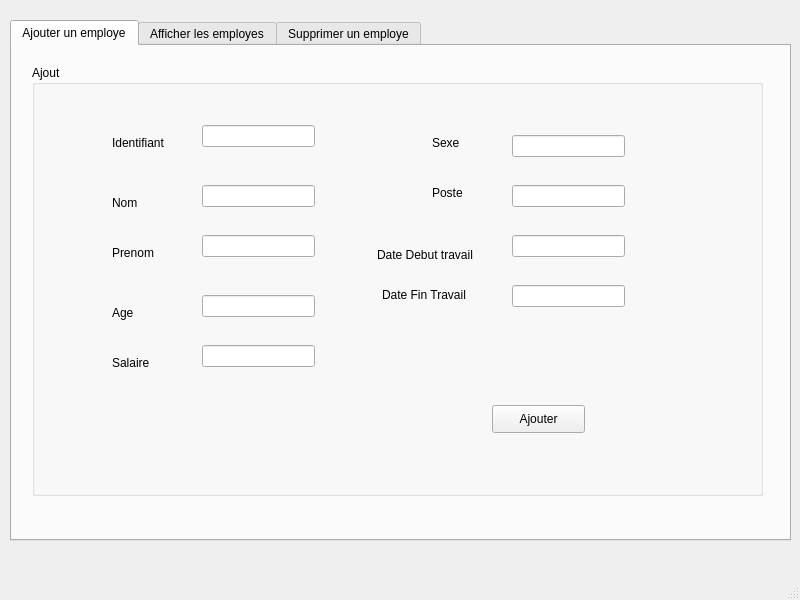
The window that mainwindow.ui (nourheneee/Smart_Recruting_Help_Centre_2A20) describes before a commit, drawn with Qt 5.
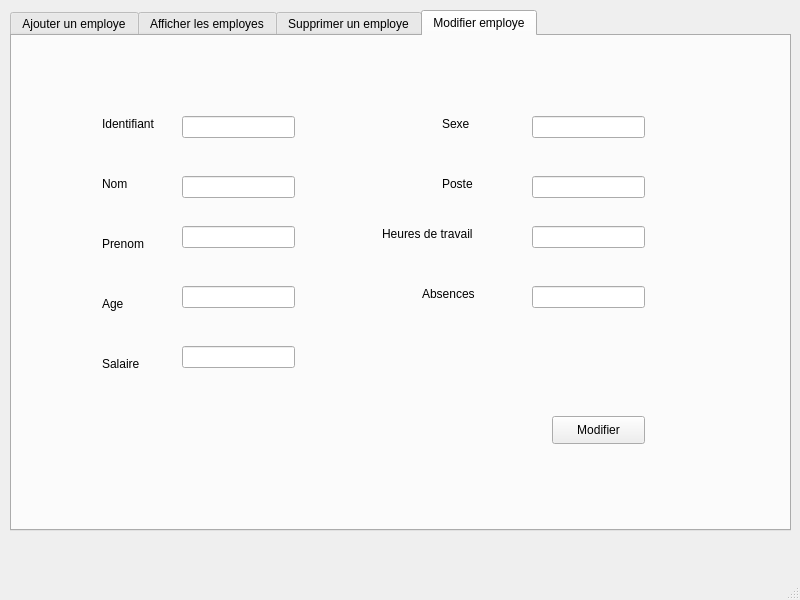
The same window after the commit.

What changed in the file:
```diff
--- a/mainwindow.ui
+++ b/mainwindow.ui
@@ -18,13 +18,13 @@
     <property name="geometry">
      <rect>
       <x>10</x>
-      <y>20</y>
+      <y>10</y>
       <width>781</width>
       <height>521</height>
      </rect>
     </property>
     <property name="currentIndex">
-     <number>0</number>
+     <number>3</number>
     </property>
     <widget class="QWidget" name="tab">
      <attribute name="title">
@@ -45,10 +45,10 @@
       <widget class="QLabel" name="label">
        <property name="geometry">
         <rect>
-         <x>80</x>
+         <x>75</x>
          <y>70</y>
-         <width>56</width>
-         <height>16</height>
+         <width>61</width>
+         <height>20</height>
         </rect>
        </property>
        <property name="text">
@@ -120,32 +120,6 @@
         <string>Poste</string>
        </property>
       </widget>
-      <widget class="QLabel" name="label_7">
-       <property name="geometry">
-        <rect>
-         <x>345</x>
-         <y>180</y>
-         <width>111</width>
-         <height>20</height>
-        </rect>
-       </property>
-       <property name="text">
-        <string>Date Debut travail</string>
-       </property>
-      </widget>
-      <widget class="QLabel" name="label_8">
-       <property name="geometry">
-        <rect>
-         <x>350</x>
-         <y>220</y>
-         <width>111</width>
-         <height>20</height>
-        </rect>
-       </property>
-       <property name="text">
-        <string>Date Fin Travail</string>
-       </property>
-      </widget>
       <widget class="QLineEdit" name="le_id">
        <property name="geometry">
         <rect>
@@ -209,26 +183,6 @@
         </rect>
        </property>
       </widget>
-      <widget class="QLineEdit" name="le_date_debut_travail">
-       <property name="geometry">
-        <rect>
-         <x>480</x>
-         <y>170</y>
-         <width>113</width>
-         <height>22</height>
-        </rect>
-       </property>
-      </widget>
-      <widget class="QLineEdit" name="le_date_fin_travail">
-       <property name="geometry">
-        <rect>
-         <x>480</x>
-         <y>220</y>
-         <width>113</width>
-         <height>22</height>
-        </rect>
-       </property>
-      </widget>
       <widget class="QPushButton" name="pb_ajouter">
        <property name="geometry">
         <rect>
@@ -265,6 +219,52 @@
         </rect>
        </property>
       </widget>
+      <widget class="QLabel" name="label_7">
+       <property name="geometry">
+        <rect>
+         <x>345</x>
+         <y>170</y>
+         <width>101</width>
+         <height>20</height>
+        </rect>
+       </property>
+       <property name="text">
+        <string>Heures de travail</string>
+       </property>
+      </widget>
+      <widget class="QLabel" name="label_8">
+       <property name="geometry">
+        <rect>
+         <x>395</x>
+         <y>210</y>
+         <width>61</width>
+         <height>20</height>
+        </rect>
+       </property>
+       <property name="text">
+        <string>Absences</string>
+       </property>
+      </widget>
+      <widget class="QLineEdit" name="le_heures_de_travail">
+       <property name="geometry">
+        <rect>
+         <x>480</x>
+         <y>170</y>
+         <width>113</width>
+         <height>22</height>
+        </rect>
+       </property>
+      </widget>
+      <widget class="QLineEdit" name="le_absences">
+       <property name="geometry">
+        <rect>
+         <x>480</x>
+         <y>210</y>
+         <width>113</width>
+         <height>22</height>
+        </rect>
+       </property>
+      </widget>
      </widget>
     </widget>
     <widget class="QWidget" name="tab_2">
@@ -276,6 +276,267 @@
      <attribute name="title">
       <string>Supprimer un employe</string>
      </attribute>
+     <widget class="QLabel" name="label_10">
+      <property name="geometry">
+       <rect>
+        <x>80</x>
+        <y>90</y>
+        <width>71</width>
+        <height>16</height>
+       </rect>
+      </property>
+      <property name="text">
+       <string>Identifiant</string>
+      </property>
+     </widget>
+     <widget class="QLineEdit" name="le_id_supp">
+      <property name="geometry">
+       <rect>
+        <x>210</x>
+        <y>90</y>
+        <width>113</width>
+        <height>22</height>
+       </rect>
+      </property>
+     </widget>
+     <widget class="QPushButton" name="pb_supprimer">
+      <property name="geometry">
+       <rect>
+        <x>180</x>
+        <y>180</y>
+        <width>93</width>
+        <height>28</height>
+       </rect>
+      </property>
+      <property name="text">
+       <string>Supprimer</string>
+      </property>
+     </widget>
+    </widget>
+    <widget class="QWidget" name="tab_4">
+     <attribute name="title">
+      <string>Modifier employe</string>
+     </attribute>
+     <widget class="QPushButton" name="pb_modifier">
+      <property name="geometry">
+       <rect>
+        <x>540</x>
+        <y>380</y>
+        <width>93</width>
+        <height>28</height>
+       </rect>
+      </property>
+      <property name="text">
+       <string>Modifier</string>
+      </property>
+     </widget>
+     <widget class="QLabel" name="label_11">
+      <property name="geometry">
+       <rect>
+        <x>90</x>
+        <y>80</y>
+        <width>71</width>
+        <height>16</height>
+       </rect>
+      </property>
+      <property name="text">
+       <string>Identifiant</string>
+      </property>
+     </widget>
+     <widget class="QLabel" name="label_12">
+      <property name="geometry">
+       <rect>
+        <x>90</x>
+        <y>140</y>
+        <width>56</width>
+        <height>16</height>
+       </rect>
+      </property>
+      <property name="text">
+       <string>Nom</string>
+      </property>
+     </widget>
+     <widget class="QLabel" name="label_13">
+      <property name="geometry">
+       <rect>
+        <x>90</x>
+        <y>200</y>
+        <width>56</width>
+        <height>16</height>
+       </rect>
+      </property>
+      <property name="text">
+       <string>Prenom</string>
+      </property>
+     </widget>
+     <widget class="QLabel" name="label_14">
+      <property name="geometry">
+       <rect>
+        <x>90</x>
+        <y>260</y>
+        <width>56</width>
+        <height>16</height>
+       </rect>
+      </property>
+      <property name="text">
+       <string>Age</string>
+      </property>
+     </widget>
+     <widget class="QLabel" name="label_15">
+      <property name="geometry">
+       <rect>
+        <x>90</x>
+        <y>320</y>
+        <width>56</width>
+        <height>16</height>
+       </rect>
+      </property>
+      <property name="text">
+       <string>Salaire</string>
+      </property>
+     </widget>
+     <widget class="QLabel" name="label_16">
+      <property name="geometry">
+       <rect>
+        <x>430</x>
+        <y>80</y>
+        <width>56</width>
+        <height>16</height>
+       </rect>
+      </property>
+      <property name="text">
+       <string>Sexe</string>
+      </property>
+     </widget>
+     <widget class="QLabel" name="label_17">
+      <property name="geometry">
+       <rect>
+        <x>430</x>
+        <y>140</y>
+        <width>56</width>
+        <height>16</height>
+       </rect>
+      </property>
+      <property name="text">
+       <string>Poste</string>
+      </property>
+     </widget>
+     <widget class="QLabel" name="label_18">
+      <property name="geometry">
+       <rect>
+        <x>370</x>
+        <y>190</y>
+        <width>101</width>
+        <height>16</height>
+       </rect>
+      </property>
+      <property name="text">
+       <string>Heures de travail</string>
+      </property>
+     </widget>
+     <widget class="QLabel" name="label_19">
+      <property name="geometry">
+       <rect>
+        <x>410</x>
+        <y>250</y>
+        <width>61</width>
+        <height>16</height>
+       </rect>
+      </property>
+      <property name="text">
+       <string>Absences</string>
+      </property>
+     </widget>
+     <widget class="QLineEdit" name="le_id_modifier">
+      <property name="geometry">
+       <rect>
+        <x>170</x>
+        <y>80</y>
+        <width>113</width>
+        <height>22</height>
+       </rect>
+      </property>
+     </widget>
+     <widget class="QLineEdit" name="le_nom_modifier">
+      <property name="geometry">
+       <rect>
+        <x>170</x>
+        <y>140</y>
+        <width>113</width>
+        <height>22</height>
+       </rect>
+      </property>
+     </widget>
+     <widget class="QLineEdit" name="le_prenom_modifier">
+      <property name="geometry">
+       <rect>
+        <x>170</x>
+        <y>190</y>
+        <width>113</width>
+        <height>22</height>
+       </rect>
+      </property>
+     </widget>
+     <widget class="QLineEdit" name="le_age_modifier">
+      <property name="geometry">
+       <rect>
+        <x>170</x>
+        <y>250</y>
+        <width>113</width>
+        <height>22</height>
+       </rect>
+      </property>
+     </widget>
+     <widget class="QLineEdit" name="le_salaire_modifier">
+      <property name="geometry">
+       <rect>
+        <x>170</x>
+        <y>310</y>
+        <width>113</width>
+        <height>22</height>
+       </rect>
+      </property>
+     </widget>
+     <widget class="QLineEdit" name="le_sexe_modifier">
+      <property name="geometry">
+       <rect>
+        <x>520</x>
+        <y>80</y>
+        <width>113</width>
+        <height>22</height>
+       </rect>
+      </property>
+     </widget>
+     <widget class="QLineEdit" name="le_poste_modifier">
+      <property name="geometry">
+       <rect>
+        <x>520</x>
+        <y>140</y>
+        <width>113</width>
+        <height>22</height>
+       </rect>
+      </property>
+     </widget>
+     <widget class="QLineEdit" name="le_heures_de_travail_modifier">
+      <property name="geometry">
+       <rect>
+        <x>520</x>
+        <y>190</y>
+        <width>113</width>
+        <height>22</height>
+       </rect>
+      </property>
+     </widget>
+     <widget class="QLineEdit" name="le_absences_modifier">
+      <property name="geometry">
+       <rect>
+        <x>520</x>
+        <y>250</y>
+        <width>113</width>
+        <height>22</height>
+       </rect>
+      </property>
+     </widget>
     </widget>
    </widget>
   </widget>
```
Left out of the diff: 10 changed lines with no effect on the pictures.
